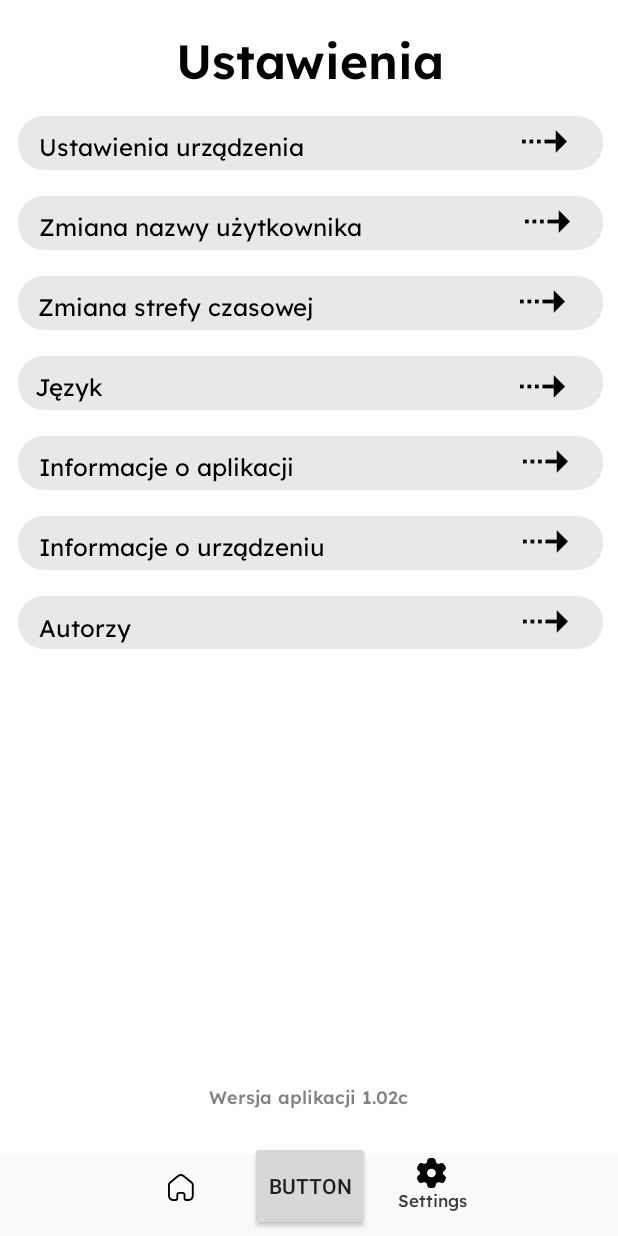
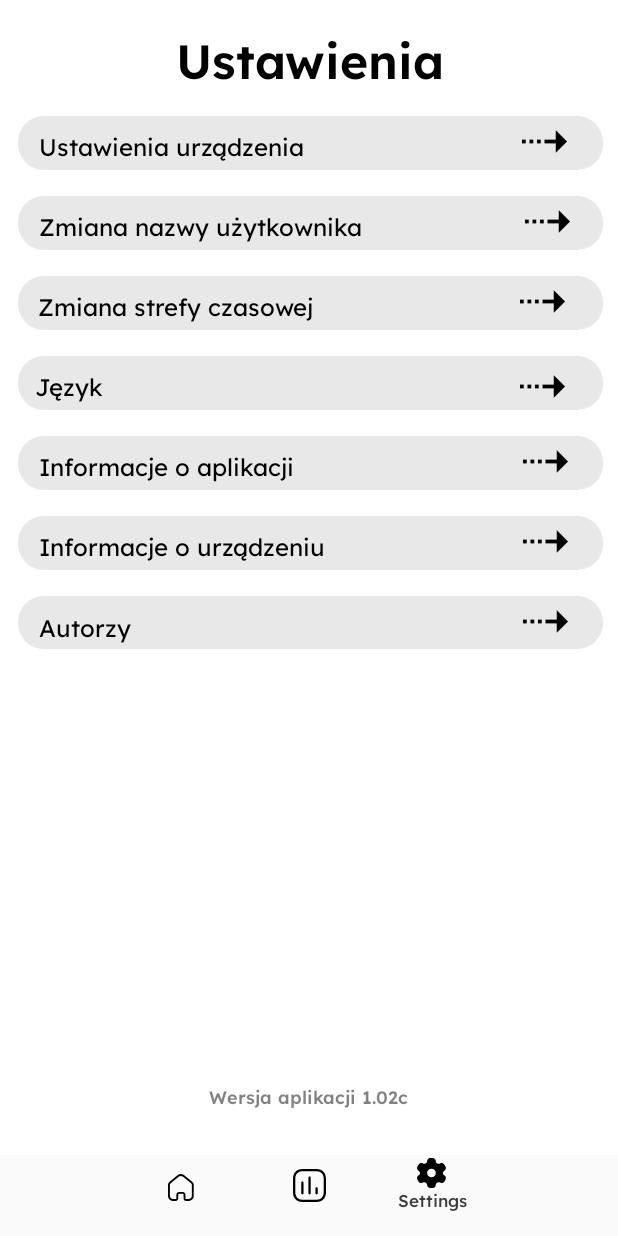
Before and after one commit to Kamilr616/IoT_App_ANS, an Android app: the SettingsActivity screen opened directly, with no data from a screen before it, on a phone screen of 412 x 824 dp. Run offline under Robolectric (Android 15) with nearby library versions, the phone set to English and light mode, and no system bars.

Commit message:
Dodano funkcjonalność reszty przycisków

```diff
--- a/app/src/main/java/com/example/iot_app_ans/SettingsActivity.java
+++ b/app/src/main/java/com/example/iot_app_ans/SettingsActivity.java
@@ -8,26 +8,32 @@ import android.view.View;
 import android.widget.Button;
 
 public class SettingsActivity extends AppCompatActivity {
-    Button buttonStatistic ;
+    Button Statistic;
+    Button Home;
     @Override
     protected void onCreate(Bundle savedInstanceState) {
         super.onCreate(savedInstanceState);
         setContentView(R.layout.activity_settings);
 
-        buttonStatistic = findViewById(R.id. Statistic1);
+        Statistic = (Button)findViewById(R.id. statisticButton3);
 
-        buttonStatistic.setOnClickListener(new View.OnClickListener() {
-            @Override
-            public void onClick(View view) {
-                NewActivity();
-            }
-        });
+        Statistic.setOnClickListener(view -> openStatistic());
+
+        Home = (Button)findViewById(R.id. Home);
+
+        Home.setOnClickListener(view -> openHome());
 
 
     }
 
-    private void NewActivity() {
+    private void openHome() {
+        Intent intent = new Intent(this, MainActivity.class);
+        startActivity(intent);
+    }
+
+    private void openStatistic() {
         Intent intent = new Intent(this, StatisticActivity.class);
         startActivity(intent);
     }
+
 }
--- a/app/src/main/res/layout/activity_settings.xml
+++ b/app/src/main/res/layout/activity_settings.xml
@@ -293,16 +293,6 @@
         app:layout_constraintEnd_toEndOf="parent"
         app:layout_constraintStart_toStartOf="parent">
 
-        <Button
-            android:id="@+id/Statistic1"
-            android:layout_width="80dp"
-            android:layout_height="60dp"
-            android:text="Button"
-            app:layout_constraintBottom_toBottomOf="parent"
-            app:layout_constraintEnd_toEndOf="parent"
-            app:layout_constraintStart_toStartOf="parent"
-            app:layout_constraintTop_toTopOf="parent" />
-
         <TextView
             android:id="@+id/txtHomeOne2"
             style="@style/txtLexendmedium11"
@@ -361,6 +351,33 @@
             app:layout_constraintVertical_bias="0.53"
             tools:ignore="ContentDescription" />
 
+        <Button
+            android:id="@+id/Home"
+            android:layout_width="wrap_content"
+            android:layout_height="wrap_content"
+            android:layout_marginStart="52dp"
+            android:alpha="0"
+            android:color="#66FF0000"
+            android:text="Button"
+            app:layout_constraintBottom_toBottomOf="parent"
+            app:layout_constraintEnd_toStartOf="@+id/statisticButton3"
+            app:layout_constraintStart_toStartOf="parent"
+            app:layout_constraintTop_toTopOf="parent" />
+
+        <Button
+            android:id="@+id/statisticButton3"
+            android:layout_width="wrap_content"
+            android:layout_height="wrap_content"
+            android:alpha="0"
+            android:color="#66FF0000"
+            android:text="Button"
+            app:layout_constraintBottom_toBottomOf="parent"
+            app:layout_constraintEnd_toEndOf="parent"
+            app:layout_constraintHorizontal_bias="0.47"
+            app:layout_constraintStart_toStartOf="parent"
+            app:layout_constraintTop_toTopOf="parent"
+            app:layout_constraintVertical_bias="0.473" />
+
     </androidx.constraintlayout.widget.ConstraintLayout>
 
     <TextView
```
Also changed, not shown: app/src/main/java/com/example/iot_app_ans/MainActivity2.java (+22 -0 lines), app/src/main/java/com/example/iot_app_ans/StatisticActivity.java (+25 -0 lines), app/src/main/res/layout/activity_home2.xml (+28 -0 lines), app/src/main/res/layout/activity_statystki1.xml (+28 -0 lines).
